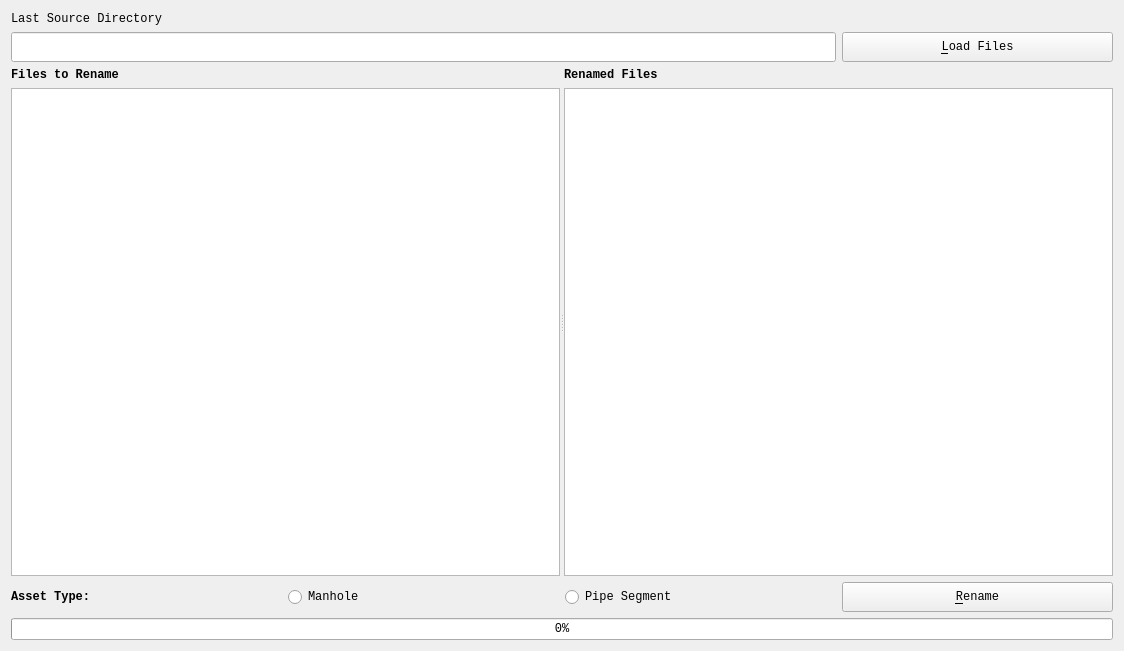
This is file_renamer/ui/window.ui in carter-mathieu/file-renamer-tool as Qt 5 draws it before an edit. The edited form follows.
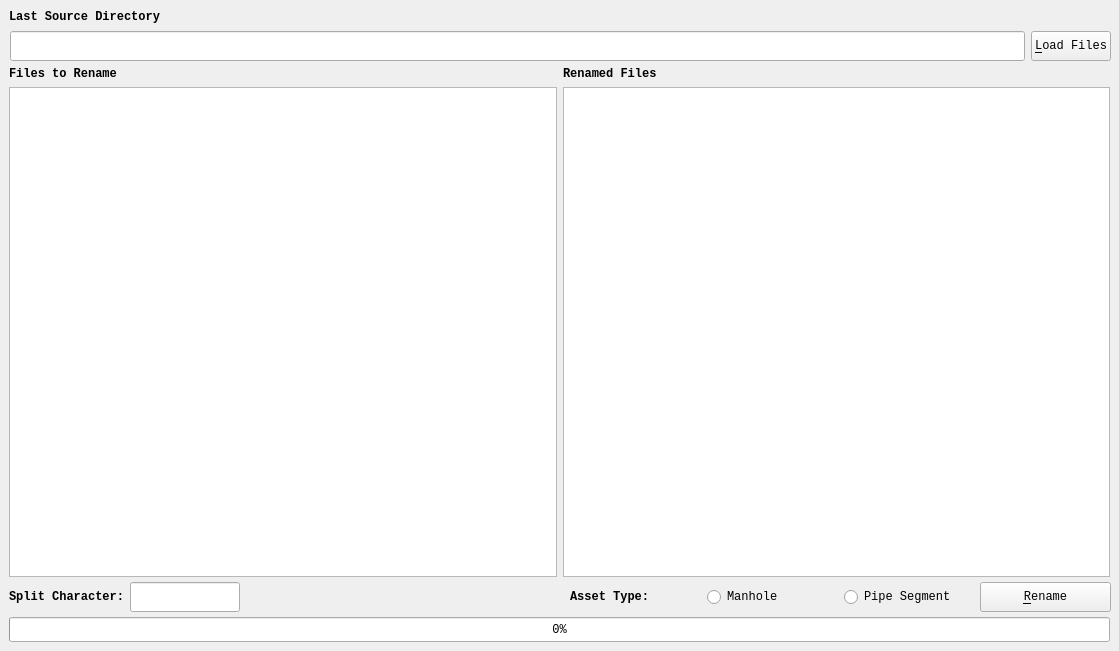
This is the edited form.

Commit message: added rename folder logic

Patch:
```diff
--- a/file_renamer/ui/window.ui
+++ b/file_renamer/ui/window.ui
@@ -6,16 +6,22 @@
    <rect>
     <x>0</x>
     <y>0</y>
-    <width>1124</width>
+    <width>1119</width>
     <height>651</height>
    </rect>
   </property>
   <property name="windowTitle">
    <string>File Renamer</string>
   </property>
-  <layout class="QGridLayout" name="gridLayout">
-   <item row="0" column="0" colspan="4">
     <widget class="QLabel" name="LastSourceDirectory">
+   <property name="geometry">
+    <rect>
+     <x>9</x>
+     <y>9</y>
+     <width>1101</width>
+     <height>15</height>
+    </rect>
+   </property>
      <property name="minimumSize">
       <size>
        <width>0</width>
@@ -31,14 +37,158 @@
      <property name="font">
       <font>
        <family>Monospace</family>
+     <weight>75</weight>
+     <bold>true</bold>
       </font>
      </property>
      <property name="text">
       <string>Last Source Directory</string>
      </property>
     </widget>
-   </item>
-   <item row="1" column="0" colspan="3">
+  <widget class="QProgressBar" name="progressBar">
+   <property name="geometry">
+    <rect>
+     <x>9</x>
+     <y>617</y>
+     <width>1101</width>
+     <height>25</height>
+    </rect>
+   </property>
+   <property name="font">
+    <font>
+     <family>Monospace</family>
+     <weight>50</weight>
+     <bold>false</bold>
+    </font>
+   </property>
+   <property name="value">
+    <number>0</number>
+   </property>
+  </widget>
+  <widget class="QWidget" name="">
+   <property name="geometry">
+    <rect>
+     <x>570</x>
+     <y>581</y>
+     <width>541</width>
+     <height>32</height>
+    </rect>
+   </property>
+   <layout class="QGridLayout" name="gridLayout">
+    <item row="0" column="0">
+     <widget class="QLabel" name="label_3">
+      <property name="minimumSize">
+       <size>
+        <width>0</width>
+        <height>30</height>
+       </size>
+      </property>
+      <property name="maximumSize">
+       <size>
+        <width>16777215</width>
+        <height>30</height>
+       </size>
+      </property>
+      <property name="font">
+       <font>
+        <family>Monospace</family>
+        <weight>75</weight>
+        <bold>true</bold>
+       </font>
+      </property>
+      <property name="text">
+       <string>Asset Type:</string>
+      </property>
+     </widget>
+    </item>
+    <item row="0" column="1">
+     <widget class="QRadioButton" name="manholeEdit">
+      <property name="minimumSize">
+       <size>
+        <width>0</width>
+        <height>30</height>
+       </size>
+      </property>
+      <property name="maximumSize">
+       <size>
+        <width>16777215</width>
+        <height>30</height>
+       </size>
+      </property>
+      <property name="font">
+       <font>
+        <family>Monospace</family>
+       </font>
+      </property>
+      <property name="text">
+       <string>Manhole</string>
+      </property>
+     </widget>
+    </item>
+    <item row="0" column="2">
+     <widget class="QRadioButton" name="pipeSegmentEdit">
+      <property name="minimumSize">
+       <size>
+        <width>0</width>
+        <height>30</height>
+       </size>
+      </property>
+      <property name="maximumSize">
+       <size>
+        <width>16777215</width>
+        <height>30</height>
+       </size>
+      </property>
+      <property name="font">
+       <font>
+        <family>Monospace</family>
+       </font>
+      </property>
+      <property name="text">
+       <string>Pipe Segment</string>
+      </property>
+     </widget>
+    </item>
+    <item row="0" column="3">
+     <widget class="QPushButton" name="renameFilesButton">
+      <property name="minimumSize">
+       <size>
+        <width>0</width>
+        <height>30</height>
+       </size>
+      </property>
+      <property name="maximumSize">
+       <size>
+        <width>16777215</width>
+        <height>30</height>
+       </size>
+      </property>
+      <property name="font">
+       <font>
+        <family>Monospace</family>
+       </font>
+      </property>
+      <property name="text">
+       <string>&amp;Rename</string>
+      </property>
+      <property name="flat">
+       <bool>false</bool>
+      </property>
+     </widget>
+    </item>
+   </layout>
+  </widget>
+  <widget class="QWidget" name="">
+   <property name="geometry">
+    <rect>
+     <x>10</x>
+     <y>30</y>
+     <width>1101</width>
+     <height>32</height>
+    </rect>
+   </property>
+   <layout class="QGridLayout" name="gridLayout_2">
+    <item row="0" column="0">
     <widget class="QLineEdit" name="dirEdit">
      <property name="minimumSize">
       <size>
@@ -62,7 +212,7 @@
      </property>
     </widget>
    </item>
-   <item row="1" column="3">
+    <item row="0" column="1">
     <widget class="QPushButton" name="loadFilesButton">
      <property name="minimumSize">
       <size>
@@ -86,15 +236,94 @@
      </property>
     </widget>
    </item>
-   <item row="2" column="0" colspan="4">
-    <widget class="QSplitter" name="splitter">
-     <property name="orientation">
-      <enum>Qt::Horizontal</enum>
-     </property>
+   </layout>
+  </widget>
+  <widget class="QWidget" name="">
+   <property name="geometry">
+    <rect>
+     <x>9</x>
+     <y>581</y>
+     <width>231</width>
+     <height>32</height>
+    </rect>
+   </property>
+   <layout class="QGridLayout" name="gridLayout_3">
+    <item row="0" column="0">
+     <widget class="QLabel" name="label_4">
+      <property name="minimumSize">
+       <size>
+        <width>0</width>
+        <height>30</height>
+       </size>
+      </property>
+      <property name="maximumSize">
+       <size>
+        <width>16777215</width>
+        <height>30</height>
+       </size>
+      </property>
+      <property name="font">
+       <font>
+        <family>Monospace</family>
+        <weight>75</weight>
+        <bold>true</bold>
+       </font>
+      </property>
+      <property name="text">
+       <string>Split Character:</string>
+      </property>
+     </widget>
+    </item>
+    <item row="0" column="1">
+     <widget class="QLineEdit" name="splitChar">
+      <property name="minimumSize">
+       <size>
+        <width>0</width>
+        <height>30</height>
+       </size>
+      </property>
+      <property name="maximumSize">
+       <size>
+        <width>16777215</width>
+        <height>30</height>
+       </size>
+      </property>
+      <property name="font">
+       <font>
+        <family>Monospace</family>
+       </font>
+      </property>
+      <property name="maxLength">
+       <number>1</number>
+      </property>
+     </widget>
+    </item>
+   </layout>
+  </widget>
      <widget class="QWidget" name="">
-      <layout class="QVBoxLayout" name="verticalLayout">
-       <item>
+   <property name="geometry">
+    <rect>
+     <x>9</x>
+     <y>66</y>
+     <width>1101</width>
+     <height>511</height>
+    </rect>
+   </property>
+   <layout class="QGridLayout" name="gridLayout_4">
+    <item row="0" column="0">
         <widget class="QLabel" name="label">
+      <property name="minimumSize">
+       <size>
+        <width>0</width>
+        <height>15</height>
+       </size>
+      </property>
+      <property name="maximumSize">
+       <size>
+        <width>16777215</width>
+        <height>15</height>
+       </size>
+      </property>
          <property name="font">
           <font>
            <family>Monospace</family>
@@ -107,21 +336,20 @@
          </property>
         </widget>
        </item>
-       <item>
-        <widget class="QListWidget" name="srcFileList">
-         <property name="font">
-          <font>
-           <family>Monospace</family>
-          </font>
-         </property>
-        </widget>
-       </item>
-      </layout>
-     </widget>
-     <widget class="QWidget" name="">
-      <layout class="QVBoxLayout" name="verticalLayout_2">
-       <item>
+    <item row="0" column="1">
         <widget class="QLabel" name="label_2">
+      <property name="minimumSize">
+       <size>
+        <width>0</width>
+        <height>15</height>
+       </size>
+      </property>
+      <property name="maximumSize">
+       <size>
+        <width>16777215</width>
+        <height>15</height>
+       </size>
+      </property>
          <property name="font">
           <font>
            <family>Monospace</family>
@@ -134,7 +362,16 @@
          </property>
         </widget>
        </item>
-       <item>
+    <item row="1" column="0">
+     <widget class="QListWidget" name="srcFileList">
+      <property name="font">
+       <font>
+        <family>Monospace</family>
+       </font>
+      </property>
+     </widget>
+    </item>
+    <item row="1" column="1">
         <widget class="QListWidget" name="dstFileList">
          <property name="font">
           <font>
@@ -145,121 +382,6 @@
        </item>
       </layout>
      </widget>
-    </widget>
-   </item>
-   <item row="3" column="0">
-    <widget class="QLabel" name="label_3">
-     <property name="minimumSize">
-      <size>
-       <width>0</width>
-       <height>30</height>
-      </size>
-     </property>
-     <property name="maximumSize">
-      <size>
-       <width>16777215</width>
-       <height>30</height>
-      </size>
-     </property>
-     <property name="font">
-      <font>
-       <family>Monospace</family>
-       <weight>75</weight>
-       <bold>true</bold>
-      </font>
-     </property>
-     <property name="text">
-      <string>Asset Type:</string>
-     </property>
-    </widget>
-   </item>
-   <item row="3" column="1">
-    <widget class="QRadioButton" name="manholeEdit">
-     <property name="minimumSize">
-      <size>
-       <width>0</width>
-       <height>30</height>
-      </size>
-     </property>
-     <property name="maximumSize">
-      <size>
-       <width>16777215</width>
-       <height>30</height>
-      </size>
-     </property>
-     <property name="font">
-      <font>
-       <family>Monospace</family>
-      </font>
-     </property>
-     <property name="text">
-      <string>Manhole</string>
-     </property>
-    </widget>
-   </item>
-   <item row="3" column="2">
-    <widget class="QRadioButton" name="pipeSegmentEdit">
-     <property name="minimumSize">
-      <size>
-       <width>0</width>
-       <height>30</height>
-      </size>
-     </property>
-     <property name="maximumSize">
-      <size>
-       <width>16777215</width>
-       <height>30</height>
-      </size>
-     </property>
-     <property name="font">
-      <font>
-       <family>Monospace</family>
-      </font>
-     </property>
-     <property name="text">
-      <string>Pipe Segment</string>
-     </property>
-    </widget>
-   </item>
-   <item row="3" column="3">
-    <widget class="QPushButton" name="renameFilesButton">
-     <property name="minimumSize">
-      <size>
-       <width>0</width>
-       <height>30</height>
-      </size>
-     </property>
-     <property name="maximumSize">
-      <size>
-       <width>16777215</width>
-       <height>30</height>
-      </size>
-     </property>
-     <property name="font">
-      <font>
-       <family>Monospace</family>
-      </font>
-     </property>
-     <property name="text">
-      <string>&amp;Rename</string>
-     </property>
-    </widget>
-   </item>
-   <item row="4" column="0" colspan="4">
-    <widget class="QProgressBar" name="progressBar">
-     <property name="font">
-      <font>
-       <family>Monospace</family>
-       <weight>50</weight>
-       <bold>false</bold>
-      </font>
-     </property>
-     <property name="value">
-      <number>0</number>
-     </property>
-    </widget>
-   </item>
-  </layout>
  </widget>
  <resources/>
  <connections/>
```
Lines whose indentation alone changed are shown as unchanged. The commit also changes 6 other files.
